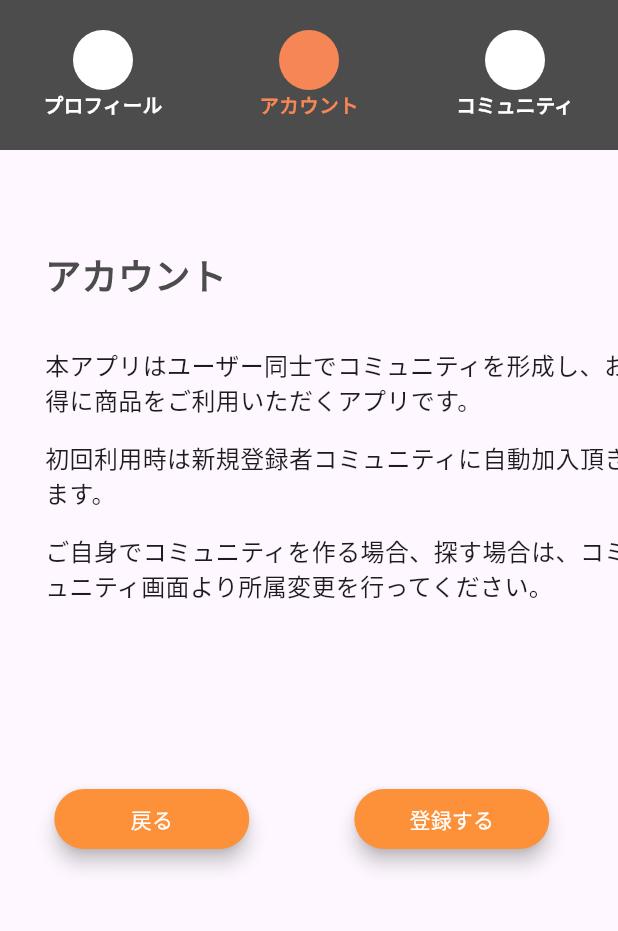
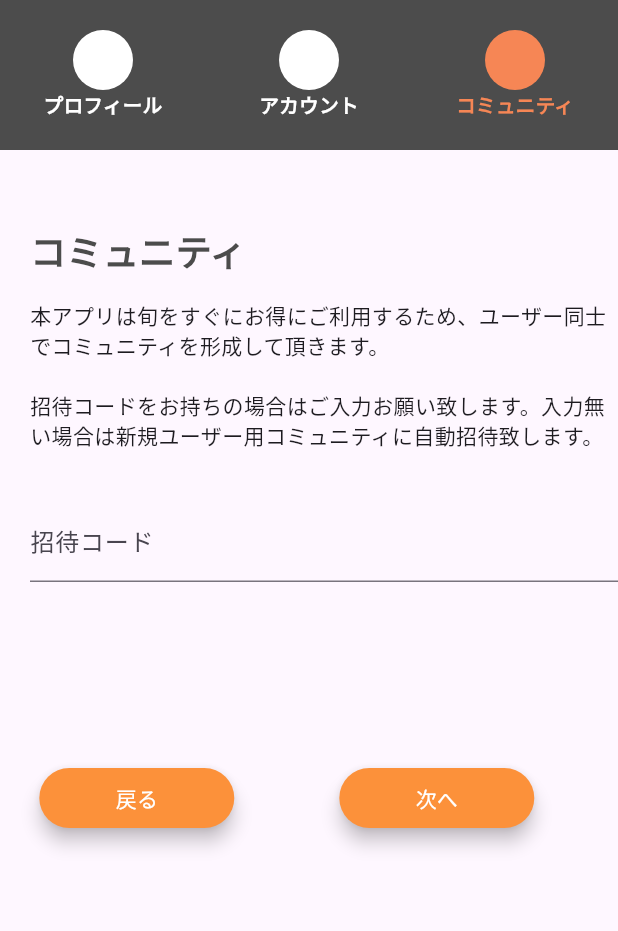
Before and after one commit to KohanaMitsuhiro/s2connect, a Flutter app: the RegisterCommunityPage screen opened by its route, on a phone screen of 412 x 824 dp, the part 84-1015 px from its top. Run offline on Flutter 3.47's test engine with Material 3 defaults, Android fonts, the phone set to English and light mode, and no system bars; our stand-ins replace cloud_firestore, firebase_auth, firebase_core, go_router, image_picker; accounts and stored records are empty; Roboto replaces fonts that are missing (Zen Maru Gothic).

Commit message:
no message

```diff
--- a/lib/models/community_model.dart
+++ b/lib/models/community_model.dart
@@ -1,24 +1,51 @@
+import 'package:cloud_firestore/cloud_firestore.dart';
 import 'package:flutter/material.dart';
 
 class CommunityModel with ChangeNotifier {
-  String _communityName = '新規ユーザーコミュニティ1';
-  String _communityDetails = '''
-毎週日曜24:00に定期注文
-4品から注文可能
-同時購入する人数に応じてポイント付与
-5ポイントで1品交換チケット入手
-一括配送なら送料お得 ※プライベートコミュニティ限定
-''';
+  String _communityName = '';
+  String _communityDetails = '';
   String? _imagePath;
 
   String get communityName => _communityName;
   String get communityDetails => _communityDetails;
   String? get imagePath => _imagePath;
 
-  void updateCommunity(String name, String details, String? imagePath) {
-    _communityName = name;
-    _communityDetails = details;
-    _imagePath = imagePath;
-    notifyListeners();
+  Future<void> fetchCommunityDetails(String communityId) async {
+    try {
+      DocumentSnapshot doc = await FirebaseFirestore.instance
+          .collection('communities')
+          .doc(communityId)
+          .get();
+
+      if (doc.exists) {
+        _communityName = doc['communityName'];
+        _communityDetails = doc['communityDetails'];
+        _imagePath = doc['imagePath'];
+        notifyListeners();
+      }
+    } catch (e) {
+      print('Error fetching community details: $e');
+    }
+  }
+
+  Future<void> updateCommunity(String communityId, String name, String details,
+      String? imagePath) async {
+    try {
+      await FirebaseFirestore.instance
+          .collection('communities')
+          .doc(communityId)
+          .update({
+        'communityName': name,
+        'communityDetails': details, // フィールド名をFirestoreに合わせます
+        'imagePath': imagePath,
+      });
+
+      _communityName = name;
+      _communityDetails = details;
+      _imagePath = imagePath;
+      notifyListeners();
+    } catch (e) {
+      print('Error updating community: $e');
+    }
   }
 }
--- a/lib/register_community_page.dart
+++ b/lib/register_community_page.dart
@@ -35,26 +35,33 @@ class MyApp extends StatelessWidget {
   }
 }
 
-class RegisterCommunityPage extends StatelessWidget {
+class RegisterCommunityPage extends StatefulWidget {
   const RegisterCommunityPage({super.key});
 
   static const String reservationsRoute = '/reservations';
   static const String registerAccountRoute = '/registerAccount';
 
-  // ルーティングメソッド
+  @override
+  _RegisterCommunityPageState createState() => _RegisterCommunityPageState();
+}
+
+class _RegisterCommunityPageState extends State<RegisterCommunityPage> {
+  final TextEditingController _inviteCodeController = TextEditingController();
+
   void _register(BuildContext context) async {
     final profileData = Provider.of<ProfileData>(context, listen: false);
     final firebaseService = FirebaseService();
 
     print('名前: ${profileData.name}');
-    print('ニックネーム: ${profileData.nickName}'); // ニックネームを表示
+    print('ニックネーム: ${profileData.nickName}');
     print('メールアドレス: ${profileData.email}');
     print('パスワード: ${profileData.password}');
     print('生年月日: ${profileData.dateOfBirth}');
+    print('招待コード: ${_inviteCodeController.text}');
 
     try {
       if (profileData.name == null ||
-          profileData.nickName == null || // ニックネームの確認を追加
+          profileData.nickName == null ||
           profileData.email == null ||
           profileData.password == null ||
           profileData.dateOfBirth == null) {
@@ -62,19 +69,38 @@ class RegisterCommunityPage extends StatelessWidget {
         return;
       }
 
+      // コミュニティIDを決定
+      String communityId = 'community1'; // デフォルトのコミュニティID
+      if (_inviteCodeController.text.isNotEmpty) {
+        // 招待コードからコミュニティIDを取得
+        String? foundCommunityId = await firebaseService
+            .getCommunityIdByInviteCode(_inviteCodeController.text);
+
+        if (foundCommunityId == null) {
+          _showErrorDialog(context, '招待コードが無効です。');
+          return;
+        }
+
+        communityId = foundCommunityId; // 有効な招待コードがあればそのコミュニティIDを使用
+      }
+
       // FirebaseServiceを使ってFirebase AuthenticationとFirestoreへの書き込みを行う
       await firebaseService.createUserProfile(
         name: profileData.name!,
-        nickName: profileData.nickName!, // ニックネームを渡す
+        nickName: profileData.nickName!,
         email: profileData.email!,
         password: profileData.password!,
         dateOfBirth: profileData.dateOfBirth!,
-        communityId: null, // デフォルトでコミュニティIDをnullに設定
+        communityId: communityId, // コミュニティIDを渡す
         coupons: [], // クーポンリストは空リストで初期化
       );
 
+      // コミュニティのメンバー数を増やす
+      await firebaseService.updateCommunityMemberCount(communityId,
+          increment: 1);
+
       // 次の画面に遷移
-      GoRouter.of(context).go(reservationsRoute);
+      GoRouter.of(context).go(RegisterCommunityPage.reservationsRoute);
     } catch (e) {
       print('エラーが発生しました: $e');
       _showErrorDialog(context, 'ユーザー登録中にエラーが発生しました: ${e.toString()}');
@@ -82,7 +108,7 @@ class RegisterCommunityPage extends StatelessWidget {
   }
 
   void _goBack(BuildContext context) {
-    GoRouter.of(context).go(registerAccountRoute);
+    GoRouter.of(context).go(RegisterCommunityPage.registerAccountRoute);
   }
 
   void _showErrorDialog(BuildContext context, String message) {
@@ -124,10 +150,36 @@ class RegisterCommunityPage extends StatelessWidget {
           const ProfileRow(),
           Padding(
             padding: const EdgeInsets.only(top: 50.0, left: 20.0),
-            child: RegistrationForm(
-                titleStyle: titleStyle,
-                register: () => _register(context),
-                goBack: () => _goBack(context)),
+            child: Column(
+              crossAxisAlignment: CrossAxisAlignment.start,
+              children: [
+                Text('コミュニティ', style: titleStyle),
+                const SizedBox(height: 16.0),
+                Text(
+                  '本アプリは旬をすぐにお得にご利用するため、ユーザー同士でコミュニティを形成して頂きます。'
+                  '\n\n招待コードをお持ちの場合はご入力お願い致します。入力無い場合は新規ユーザー用コミュニティに自動招待致します。',
+                  style: zenMaruGothicStyle.copyWith(fontSize: 14.0),
+                ),
+                const SizedBox(height: 32.0),
+                TextField(
+                  controller: _inviteCodeController,
+                  decoration: const InputDecoration(
+                    labelText: '招待コード',
+                    hintText: '※お持ちの場合のみ',
+                  ),
+                ),
+                const SizedBox(height: 120),
+                Row(
+                  children: [
+                    const Spacer(flex: 1),
+                    RegisterButton(
+                        register: () => _register(context),
+                        goBack: () => _goBack(context)),
+                    const Spacer(flex: 9),
+                  ],
+                ),
+              ],
+            ),
           ),
         ],
       ),
@@ -148,61 +200,10 @@ class ProfileRow extends StatelessWidget {
         mainAxisAlignment: MainAxisAlignment.spaceEvenly,
         children: [
           Expanded(child: ProfileColumn(title: 'プロフィール')),
+          Expanded(child: ProfileColumn(title: 'アカウント')),
           Expanded(
-              child: ProfileColumn(title: 'アカウント', color: profileColumnColor)),
-          Expanded(child: ProfileColumn(title: 'コミュニティ')),
-        ],
-      ),
-    );
-  }
-}
-
-// 登録フォームを表示するウィジェット
-class RegistrationForm extends StatelessWidget {
-  final TextStyle titleStyle;
-  final VoidCallback register;
-  final VoidCallback goBack;
-
-  const RegistrationForm({
-    super.key,
-    required this.titleStyle,
-    required this.register,
-    required this.goBack,
-  });
-
-  @override
-  Widget build(BuildContext context) {
-    return Transform.translate(
-      offset: const Offset(10, 0),
-      child: Column(
-        crossAxisAlignment: CrossAxisAlignment.start,
-        children: [
-          const SizedBox(height: spaceSize),
-          Text('アカウント', style: titleStyle),
-          const SizedBox(height: 32),
-          Text(
-            '本アプリはユーザー同士でコミュニティを形成し、お得に商品をご利用いただくアプリです。',
-            style: zenMaruGothicStyle.copyWith(
-              fontSize: descriptionFontSize,
-            ),
-          ),
-          const SizedBox(height: 16),
-          Text(
-            '初回利用時は新規登録者コミュニティに自動加入頂きます。',
-            style: zenMaruGothicStyle.copyWith(fontSize: descriptionFontSize),
-          ),
-          const SizedBox(height: 16),
-          Text(
-            'ご自身でコミュニティを作る場合、探す場合は、コミュニティ画面より所属変更を行ってください。',
-            style: zenMaruGothicStyle.copyWith(fontSize: descriptionFontSize),
-          ),
-          const SizedBox(height: 120),
-          Row(
-            children: [
-              const Spacer(flex: 1),
-              RegisterButton(register: register, goBack: goBack),
-              const Spacer(flex: 9),
-            ],
+            child: ProfileColumn(
+                title: 'コミュニティ', color: profileColumnColor), // コミュニティが赤になるように設定
           ),
         ],
       ),
@@ -284,7 +285,7 @@ class RegisterButton extends StatelessWidget {
               side: BorderSide.none,
             ),
             child: Text(
-              '登録する',
+              '次へ',
               style: zenMaruGothicStyle.copyWith(),
             ),
           ),
--- a/lib/welcome_page.dart
+++ b/lib/welcome_page.dart
@@ -1,6 +1,7 @@
 import 'package:flutter/material.dart';
 import 'package:go_router/go_router.dart';
 import 'package:firebase_auth/firebase_auth.dart';
+import 'package:cloud_firestore/cloud_firestore.dart';
 import 'styles.dart';
 import 'constants.dart';
 
@@ -25,6 +26,26 @@ class WelcomePage extends StatelessWidget {
         email: _emailController.text,
         password: _passwordController.text,
       );
+    } on FirebaseAuthException catch (e) {
+      switch (e.code) {
+        case 'user-not-found':
+          errorMessage = 'このメールアドレスに対応するユーザーが見つかりません。';
+          break;
+        case 'wrong-password':
+          errorMessage = 'パスワードが間違っています。';
+          break;
+        case 'invalid-email':
+          errorMessage = 'メールアドレスの形式が正しくありません。';
+          break;
+        case 'user-disabled':
+          errorMessage = 'このユーザーアカウントは無効になっています。';
+          break;
+        case 'invalid-credential':
+          errorMessage = '提供された認証情報が無効です。';
+          break;
+        default:
+          errorMessage = '不明なエラーが発生しました: ${e.message}';
+      }
     } catch (e) {
       errorMessage = 'エラーが発生しました: ${e.toString()}';
     }
@@ -107,7 +128,7 @@ class WelcomePage extends StatelessWidget {
             mainAxisAlignment: MainAxisAlignment.center,
             children: [
               Image.asset(
-                'assets/images/S2.png',
+                'assets/images/S3.png',
                 width: imageSize,
                 height: imageSize,
               ),
--- a/pubspec.yaml
+++ b/pubspec.yaml
@@ -68,7 +68,8 @@ flutter:
   # アセット（画像など）の設定
   assets:
     - assets/images/S2.png
-
+    - assets/images/S3.png
+    - assets/images/kobato.png
   # 画像やフォントなど、他のアセットの追加のための設定例
   # これらのコメントはアセットを追加する際の参考として残されています。
   # 例:
```
Also changed, not shown: lib/community_details_page.dart (+46 -8 lines), lib/reservations_page.dart (+96 -16 lines), lib/services/firebase_service.dart (+69 -11 lines), assets/images/S3.png (added), assets/images/S33.png (added), assets/images/kobato.png (added).
